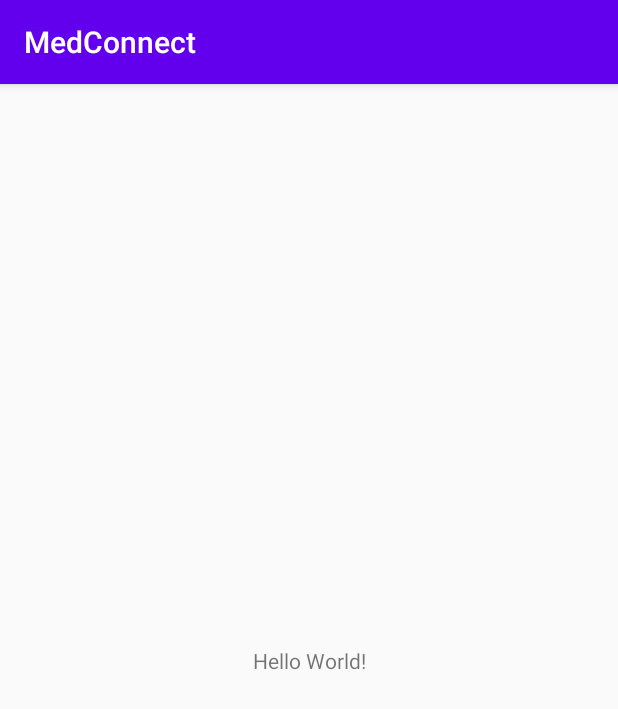
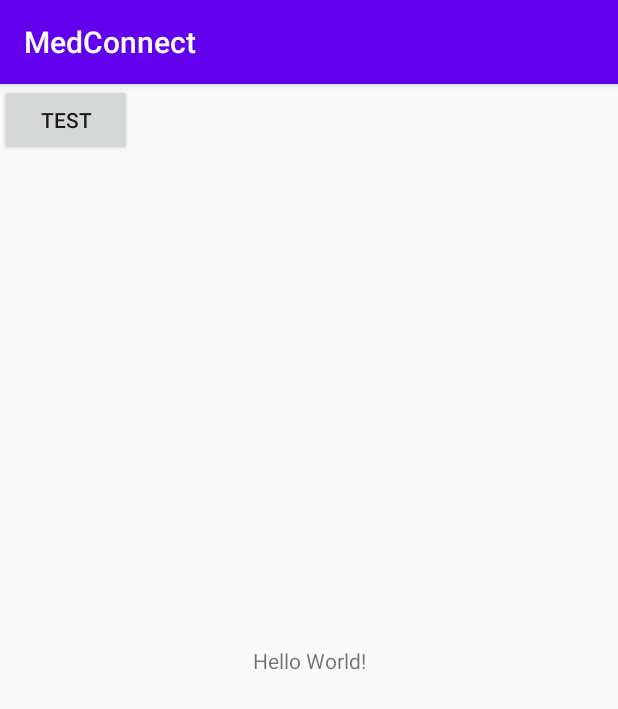
Before and after one commit to shobhi1310/MedConnect, an Android app: the screen it shows after launch (MainActivity), on a phone screen of 412 x 824 dp. Shown: the top 709 px of the screen. Run offline under Robolectric (Android 15) with nearby library versions, the phone set to English and light mode, and no system bars.

Commit message:
main class changed to support testing

```diff
--- a/app/src/main/java/com/example/medconnect/MainActivity.java
+++ b/app/src/main/java/com/example/medconnect/MainActivity.java
@@ -2,7 +2,10 @@ package com.example.medconnect;
 
 import androidx.appcompat.app.AppCompatActivity;
 
+import android.content.Intent;
 import android.os.Bundle;
+import android.view.View;
+import android.widget.Button;
 
 public class MainActivity extends AppCompatActivity {
 
@@ -10,5 +13,13 @@ public class MainActivity extends AppCompatActivity {
     protected void onCreate(Bundle savedInstanceState) {
         super.onCreate(savedInstanceState);
         setContentView(R.layout.activity_main);
+        Button test = (Button)findViewById(R.id.test);
+        test.setOnClickListener(new View.OnClickListener() {
+            @Override
+            public void onClick(View view) {
+                Intent intent = new Intent(MainActivity.this, SignUp.class);
+                startActivity(intent);
+            }
+        });
     }
 }
--- a/app/src/main/res/layout/activity_main.xml
+++ b/app/src/main/res/layout/activity_main.xml
@@ -15,4 +15,12 @@
         app:layout_constraintRight_toRightOf="parent"
         app:layout_constraintTop_toTopOf="parent" />
 
+    <Button
+        android:id="@+id/test"
+        android:layout_width="wrap_content"
+        android:layout_height="wrap_content"
+        android:text="test"
+        tools:layout_editor_absoluteX="168dp"
+        tools:layout_editor_absoluteY="574dp" />
+
 </androidx.constraintlayout.widget.ConstraintLayout>
```
